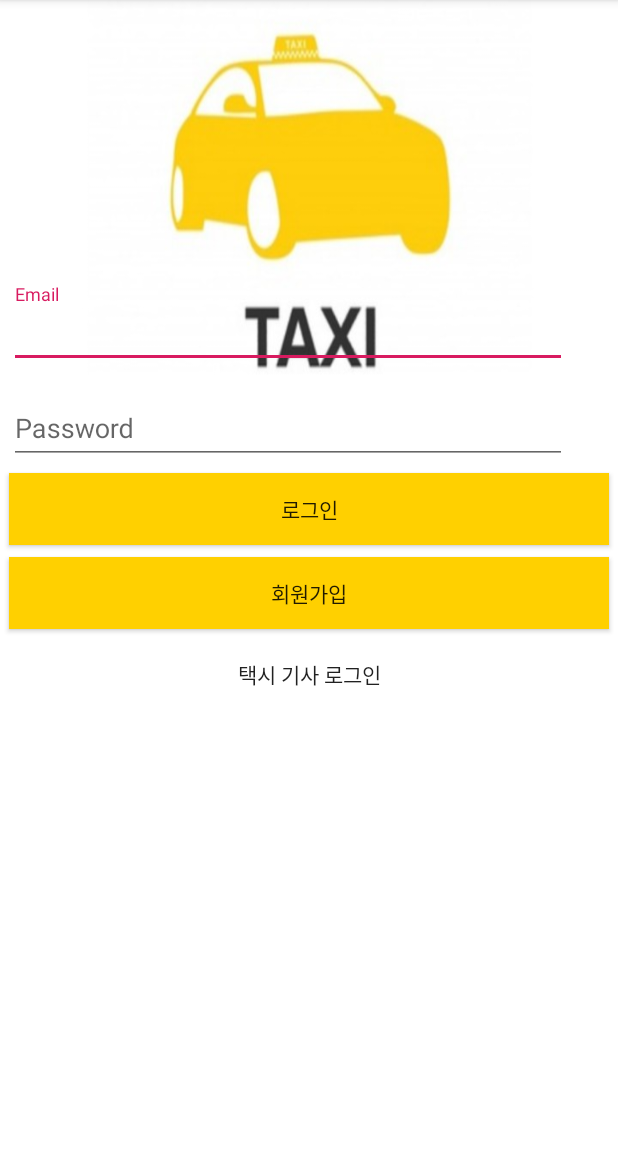
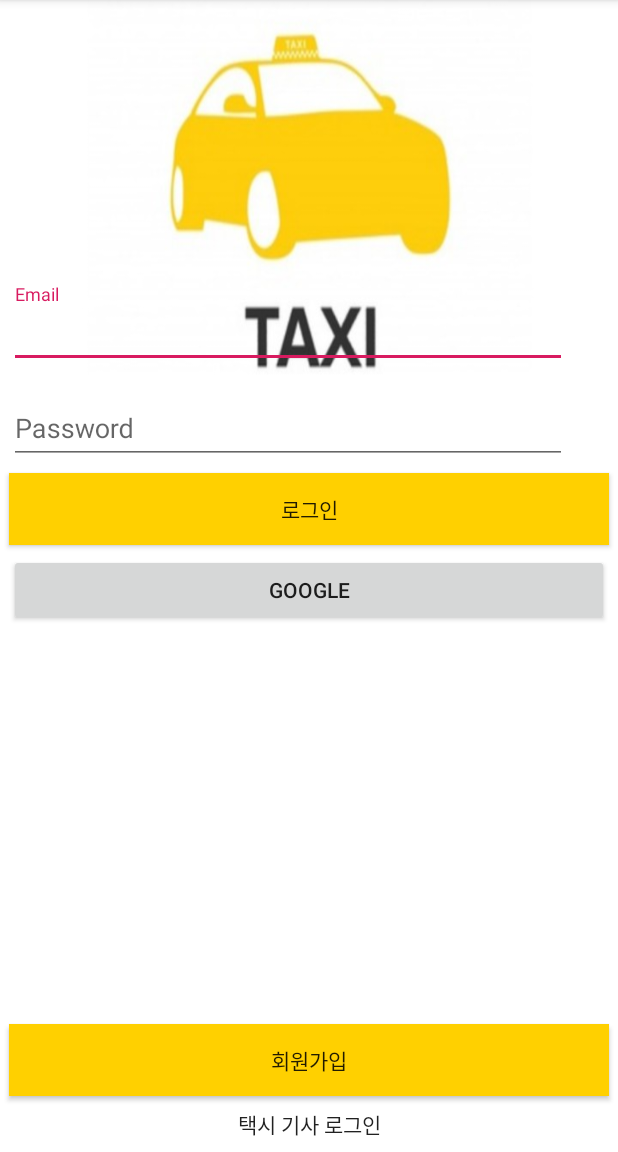
Before and after one commit to Dolphin-PC/T.T, an Android app: the screen it shows after launch (Login), on a phone screen of 412 x 824 dp, the part 84-1236 px from its top. Run offline under Robolectric (Android 15) with nearby library versions, the phone set to English and light mode, and no system bars; our stand-ins replace Firebase (no records; nobody signed in at launch, a user with empty details on screens opened directly).

Commit message:
Google Login User data search

```diff
--- a/app/src/main/java/com/example/pcy/newtaxi/Login.java
+++ b/app/src/main/java/com/example/pcy/newtaxi/Login.java
@@ -5,6 +5,7 @@ import android.os.Bundle;
 import android.support.annotation.NonNull;
 import android.support.constraint.ConstraintLayout;
 import android.support.v7.app.AppCompatActivity;
+import android.util.Log;
 import android.view.View;
 import android.view.inputmethod.InputMethodManager;
 import android.widget.Button;
@@ -12,24 +13,43 @@ import android.widget.EditText;
 import android.widget.TextView;
 import android.widget.Toast;
 
+import com.google.android.gms.auth.api.signin.GoogleSignIn;
+import com.google.android.gms.auth.api.signin.GoogleSignInAccount;
+import com.google.android.gms.auth.api.signin.GoogleSignInClient;
+import com.google.android.gms.auth.api.signin.GoogleSignInOptions;
+import com.google.android.gms.common.api.ApiException;
 import com.google.android.gms.tasks.OnCompleteListener;
 import com.google.android.gms.tasks.Task;
+import com.google.firebase.auth.AuthCredential;
 import com.google.firebase.auth.AuthResult;
 import com.google.firebase.auth.FirebaseAuth;
 import com.google.firebase.auth.FirebaseUser;
+import com.google.firebase.auth.GoogleAuthProvider;
 
 public class Login extends AppCompatActivity{
+    private static final int RC_SIGN_IN = 9001;
+
     private FirebaseAuth mAuth;
 
     private EditText emailText;
     private EditText pwText;
     private TextView taxiButton;
     private FirebaseAuth.AuthStateListener mAuthListener;
+    private GoogleSignInClient mGoogleSignInClient;
+
     @Override
     protected void onCreate(Bundle savedInstanceState) {
         super.onCreate(savedInstanceState);
         setContentView(R.layout.login);
         mAuth = FirebaseAuth.getInstance();
+
+        GoogleSignInOptions gso = new GoogleSignInOptions.Builder(GoogleSignInOptions.DEFAULT_SIGN_IN)
+                .requestIdToken(getString(R.string.default_web_client_id))
+                .requestEmail()
+                .build();
+        // [END config_signin]
+
+        mGoogleSignInClient = GoogleSignIn.getClient(this, gso);
 
         emailText = findViewById(R.id.emailText);
         pwText = findViewById(R.id.pwText);
@@ -42,17 +62,24 @@ public class Login extends AppCompatActivity{
             }
         });
         Button emailLogin = findViewById(R.id.emailButton);
-        Button registerButton = findViewById(R.id.registerButton);
         emailLogin.setOnClickListener(new View.OnClickListener(){
             @Override
             public void onClick(View view){
                 loginUser(emailText.getText().toString(),pwText.getText().toString());
             }
         });
+        Button GoogleLogin = findViewById(R.id.googleButton);
+        GoogleLogin.setOnClickListener(new View.OnClickListener() {
+            @Override
+            public void onClick(View v) {
+                signIn();
+            }
+        });
+        Button registerButton = findViewById(R.id.registerButton);
         registerButton.setOnClickListener(new View.OnClickListener(){
             @Override
             public void onClick(View view){
-                Intent intent = new Intent(getApplicationContext(),register.class);
+               Intent intent = new Intent(getApplicationContext(),register.class);
                 startActivity(intent);
                 finish();
             }
@@ -65,9 +92,13 @@ public class Login extends AppCompatActivity{
                     //user is signed in
                     Intent intent = new Intent(getApplicationContext(),client.class);
                     startActivity(intent);
-                } else {
+                } /* TODO : 구글 로그인 때마다 데이터베이스에 회원정보가 있는지 확인(없으면 번호를 받아오고, DB에 회원정보(이름,전화번호,이메일 저장)
+                ->  String name = user.getDisplayName();
+                    String email = user.getEmail(); , user.getPhonenumber();
+                else if(user.getPhoneNumber() != null){
+                    // 핸드폰 인증화면으로 넘어가기
+                }*/
 
-                }
             }
         };
         taxiButton = (TextView)findViewById(R.id.taxiloginButton);
@@ -97,6 +128,40 @@ public class Login extends AppCompatActivity{
     }
 
     @Override
+    public void onActivityResult(int requestCode, int resultCode, Intent data) {
+        super.onActivityResult(requestCode, resultCode, data);
+
+        // Result returned from launching the Intent from GoogleSignInApi.getSignInIntent(...);
+        if (requestCode == RC_SIGN_IN) {
+            Task<GoogleSignInAccount> task = GoogleSignIn.getSignedInAccountFromIntent(data);
+            try {
+                // Google Sign In was successful, authenticate with Firebase
+                GoogleSignInAccount account = task.getResult(ApiException.class);
+                firebaseAuthWithGoogle(account);
+            } catch (ApiException e) {
+            }
+        }
+    }
+    private void firebaseAuthWithGoogle(GoogleSignInAccount acct) {
+        AuthCredential credential = GoogleAuthProvider.getCredential(acct.getIdToken(), null);
+        mAuth.signInWithCredential(credential)
+                .addOnCompleteListener(this, new OnCompleteListener<AuthResult>() {
+                    @Override
+                    public void onComplete(@NonNull Task<AuthResult> task) {
+                        if (task.isSuccessful()) {
+                            FirebaseUser user = mAuth.getCurrentUser();
+                        } else {
+                        }
+                    }
+                });
+    }
+
+    private void signIn() {
+        Intent signInIntent = mGoogleSignInClient.getSignInIntent();
+        startActivityForResult(signInIntent, RC_SIGN_IN);
+    }
+
+    @Override
     public void onStart() {
         super.onStart();
         FirebaseUser currentUser = mAuth.getCurrentUser();
--- a/app/src/main/java/com/example/pcy/newtaxi/client.java
+++ b/app/src/main/java/com/example/pcy/newtaxi/client.java
@@ -1,6 +1,7 @@
 package com.example.pcy.newtaxi;
 
 import android.content.Intent;
+import android.net.Uri;
 import android.os.Bundle;
 import android.support.annotation.NonNull;
 import android.support.annotation.Nullable;
@@ -21,6 +22,7 @@ import android.widget.TextView;
 import android.widget.Toast;
 
 import com.google.firebase.auth.FirebaseAuth;
+import com.google.firebase.auth.FirebaseUser;
 import com.google.firebase.database.ChildEventListener;
 import com.google.firebase.database.DataSnapshot;
 import com.google.firebase.database.DatabaseError;
@@ -69,6 +71,7 @@ public class client extends AppCompatActivity
         navigationView.setNavigationItemSelectedListener(this);
 
         View view = navigationView.getHeaderView(0);
+
 
         postList = findViewById(R.id.postListView);
         nameTextView = view.findViewById(R.id.header_name_textView);
@@ -260,4 +263,6 @@ public class client extends AppCompatActivity
         drawer.closeDrawer(GravityCompat.START);
         return true;
     }
+
+
 }
--- a/app/src/main/res/layout/login.xml
+++ b/app/src/main/res/layout/login.xml
@@ -62,30 +62,47 @@
         app:layout_constraintStart_toStartOf="parent"
         app:layout_constraintTop_toBottomOf="@+id/textInputLayout4" />
 
+
+    <Button
+        android:id="@+id/googleButton"
+        style="@style/FirebaseUI.Button.AccountChooser.GoogleButton"
+        android:layout_width="0dp"
+        android:layout_height="wrap_content"
+        android:layout_marginStart="6dp"
+        android:layout_marginLeft="6dp"
+        android:layout_marginTop="6dp"
+        android:layout_marginEnd="6dp"
+        android:layout_marginRight="6dp"
+        android:text="Google"
+        app:layout_constraintEnd_toEndOf="parent"
+        app:layout_constraintStart_toStartOf="parent"
+        app:layout_constraintTop_toBottomOf="@+id/emailButton" />
+
     <Button
         android:id="@+id/registerButton"
         android:layout_width="0dp"
         android:layout_height="wrap_content"
         android:layout_marginStart="6dp"
         android:layout_marginLeft="6dp"
-        android:layout_marginTop="8dp"
         android:layout_marginEnd="6dp"
         android:layout_marginRight="6dp"
+        android:layout_marginBottom="8dp"
         android:background="@color/colorPrimary"
         android:text="회원가입"
+        app:layout_constraintBottom_toTopOf="@+id/taxiloginButton"
         app:layout_constraintEnd_toEndOf="parent"
-        app:layout_constraintStart_toStartOf="parent"
-        app:layout_constraintTop_toBottomOf="@+id/emailButton" />
+        app:layout_constraintStart_toStartOf="parent" />
 
     <TextView
         android:id="@+id/taxiloginButton"
         android:layout_width="wrap_content"
         android:layout_height="wrap_content"
-        android:layout_marginTop="19dp"
+        android:layout_marginBottom="8dp"
         android:text="택시 기사 로그인"
         android:textAppearance="@style/TextAppearance.AppCompat.Button"
+        app:layout_constraintBottom_toBottomOf="parent"
         app:layout_constraintEnd_toEndOf="parent"
-        app:layout_constraintStart_toStartOf="parent"
-        app:layout_constraintTop_toBottomOf="@+id/registerButton" />
+        app:layout_constraintStart_toStartOf="parent" />
+
 
 </android.support.constraint.ConstraintLayout>
```
Also changed, not shown: 1 other file.
